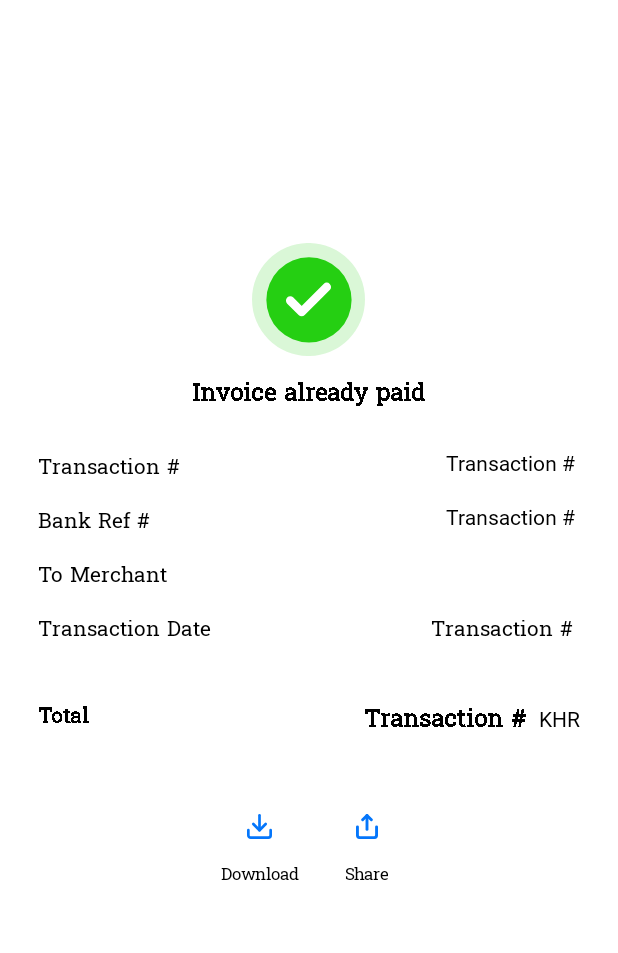
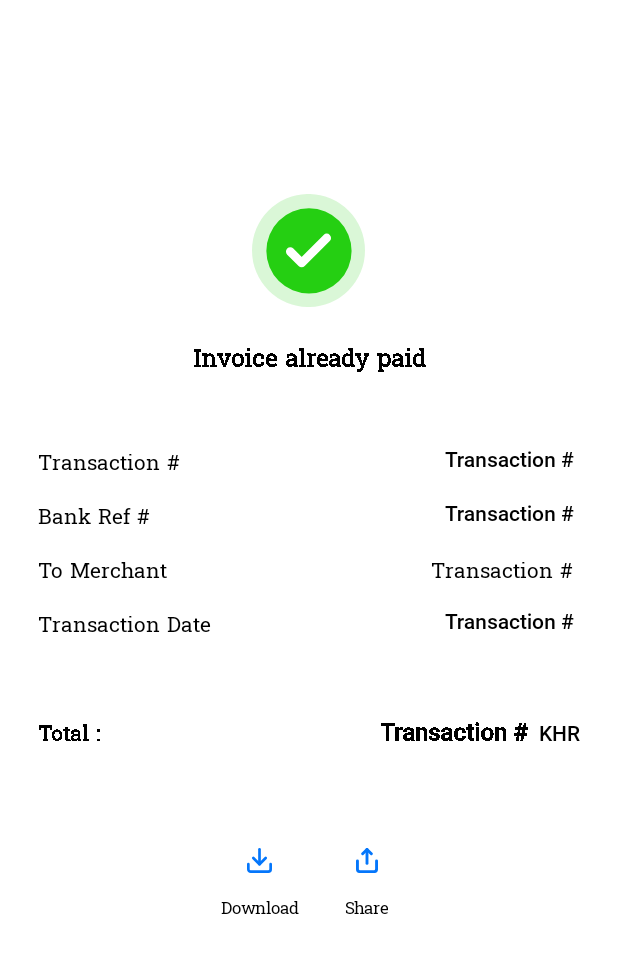
Before and after one commit to VISAL-NY/b24paymentsdk, an Android app: the SuccessActivity screen opened directly, with no data from a screen before it, on a phone screen of 412 x 824 dp. Shown: the top 953 px of the screen. Run offline under Robolectric (Android 15) with nearby library versions, the phone set to English and light mode, and no system bars; our stand-ins replace Picasso; pictures from the network do not load; 47 statements that could not run were skipped.

Commit message:
update success page

```diff
--- a/app/src/main/java/com/example/bill24paymentonline/MainActivity.java
+++ b/app/src/main/java/com/example/bill24paymentonline/MainActivity.java
@@ -33,7 +33,7 @@ public class MainActivity extends AppCompatActivity {
     private String amount;
     private String userRef;
     ResponseModel responseModel;
-    boolean isLightMode=true;
+    boolean isLightMode=false;
 
     @Override
     protected void onCreate(Bundle savedInstanceState) {
--- a/onlinepaymentsdk/src/main/java/com/bill24/onlinepaymentsdk/SuccessActivity.java
+++ b/onlinepaymentsdk/src/main/java/com/bill24/onlinepaymentsdk/SuccessActivity.java
@@ -25,6 +25,7 @@ import android.os.Bundle;
 import android.provider.MediaStore;
 import android.view.View;
 import android.widget.FrameLayout;
+import android.widget.Toast;
 
 import com.bill24.onlinepaymentsdk.customShapeDrawable.CustomShape;
 import com.bill24.onlinepaymentsdk.customShapeDrawable.SelectedState;
@@ -105,7 +106,7 @@ public class SuccessActivity extends AppCompatActivity {
         isLightMode=getIntent().getBooleanExtra(Constant.IS_LIGHT_MODE,false);
         checkoutPageConfigModel=getIntent().getParcelableExtra(Constant.KEY_CHECKOUT_PAGE_CONFIG);
         transactionInfoModel=getIntent().getParcelableExtra(Constant.KEY_TRANSACTION_INFO);
-        //billerModel=getIntent().getParcelableExtra(Constant.KEY_BILLER);
+        billerModel=getIntent().getParcelableExtra(Constant.KEY_BILLER);
 
         ChangLanguage.setLanguage(language,this);
 
@@ -148,10 +149,10 @@ public class SuccessActivity extends AppCompatActivity {
         textToMerchant.setTypeface(typeface);
         textToMerchant.setTextSize(14);
 
-        textTranDate.setTypeface(typeface);
+
         textTranDate.setTextSize(14);
 
-        textTotalAmount.setTypeface(typeface);
+
         textTotalAmount.setTextSize(16);
         textTotalAmount.setPaintFlags(Paint.FAKE_BOLD_TEXT_FLAG);
 
@@ -175,8 +176,13 @@ public class SuccessActivity extends AppCompatActivity {
         textBankRef.setText(transactionInfoModel.getBankRefId());
         textToMerchant.setText(billerModel.getBillerDisplayName());
         textTranDate.setText(transactionInfoModel.getTranDate());
-        textTotalAmount.setText(transactionInfoModel.getTotalAmountDisplay());
+        textTotalAmount.setText(transactionInfoModel.getTranAmountDisplay());
         textCurrency.setText(transactionInfoModel.getCurrency());
+
+    }
+    private void launchDeeplink(String url){
+        Intent intent=new Intent(Intent.ACTION_VIEW, Uri.parse(url));
+        startActivity(intent);
 
     }
 
@@ -239,7 +245,7 @@ public class SuccessActivity extends AppCompatActivity {
             bankRef.setText(transactionInfoModel.getBankRefId());
             merchantName.setText(billerModel.getBillerDisplayName());
             transactionDate.setText(transactionInfoModel.getTranDate());
-            totalAmount.setText(transactionInfoModel.getTotalAmountDisplay());
+            totalAmount.setText(transactionInfoModel.getTranAmountDisplay());
             currency.setText(transactionInfoModel.getCurrency());
 
             //use to update font
@@ -275,10 +281,10 @@ public class SuccessActivity extends AppCompatActivity {
             merchantName.setTypeface(typeface);
             merchantName.setTextSize(14);
 
-            transactionDate.setTypeface(typeface);
+
             transactionDate.setTextSize(14);
 
-            totalAmount.setTypeface(typeface);
+
             totalAmount.setTextSize(16);
             totalAmount.setPaintFlags(Paint.FAKE_BOLD_TEXT_FLAG);
 
@@ -290,8 +296,6 @@ public class SuccessActivity extends AppCompatActivity {
 
             view.layout(0,0,view.getMeasuredWidth(),view.getMeasuredHeight());
             return  Bitmap.createBitmap(view.getMeasuredWidth(),view.getMeasuredHeight(),Bitmap.Config.ARGB_8888);
-
-
 
     }
 
@@ -382,7 +386,6 @@ public class SuccessActivity extends AppCompatActivity {
 
     private void downloadShareContainerShape(){
         if(isLightMode){
-
 
             String bgDownloadShare=lightModeModel.getButton().getActionButton().getBackgroundColor();
             String bgDownloadShareHexa=ConvertColorHexa.convertHex(bgDownloadShare);
@@ -575,14 +578,18 @@ public class SuccessActivity extends AppCompatActivity {
 
         shareContainer.setOnClickListener(v->{
 
-
-
             Bitmap bitmap=convertLayoutToImage(layoutImage);
             Canvas canvas=new Canvas(bitmap);
+
             layoutImage.draw(canvas);
 
             shareKHQR(bitmap);
 
+        });
+
+        buttonDoneContainer.setOnClickListener(v->{
+            //todo lauchdeeplink
+            Toast.makeText(this, "Button done click", Toast.LENGTH_SHORT).show();
         });
 
     }
--- a/onlinepaymentsdk/src/main/java/com/bill24/onlinepaymentsdk/fragment/PaymentMethodFragment.java
+++ b/onlinepaymentsdk/src/main/java/com/bill24/onlinepaymentsdk/fragment/PaymentMethodFragment.java
@@ -182,8 +182,6 @@ public class PaymentMethodFragment extends Fragment
     private void launchDeeplink(String url){
         Intent intent=new Intent(Intent.ACTION_VIEW,Uri.parse(url));
         startActivity(intent);
-
-
 
 
     }
@@ -392,6 +390,7 @@ public class PaymentMethodFragment extends Fragment
                 }
                 break;
             case Bank.MASTERCARD:
+
                 //todo handle when click on mastercard
 
                 break;
--- a/onlinepaymentsdk/src/main/res/layout/activity_success.xml
+++ b/onlinepaymentsdk/src/main/res/layout/activity_success.xml
@@ -31,11 +31,12 @@
 
             <androidx.appcompat.widget.AppCompatTextView
                 android:id="@+id/text_invoice_already_paid_suceess"
-                android:layout_width="wrap_content"
+                android:layout_width="match_parent"
                 android:layout_height="wrap_content"
                 android:text="@string/invoice_already_paid"
                 android:layout_gravity="center"
-                android:layout_marginVertical="10dp"
+                android:layout_marginVertical="20dp"
+                android:gravity="center"
                 android:textColor="@color/black"/>
 
             <View
@@ -47,7 +48,7 @@
             <FrameLayout
                 android:layout_width="match_parent"
                 android:layout_height="wrap_content"
-                android:layout_marginTop="10dp"
+                android:layout_marginTop="20dp"
                 android:layout_marginHorizontal="10dp">
 
                 <androidx.appcompat.widget.AppCompatTextView
@@ -62,7 +63,7 @@
                     android:layout_height="wrap_content"
                     android:text="Transaction # "
                     android:textColor="@color/black"
-                    android:fontFamily="@font/roboto_regular"
+                    android:fontFamily="@font/roboto_medium"
                     android:layout_gravity="right"/>
             </FrameLayout>
             <FrameLayout
@@ -83,7 +84,7 @@
                     android:layout_height="wrap_content"
                     android:text="Transaction # "
                     android:textColor="@color/black"
-                    android:fontFamily="@font/roboto_regular"
+                    android:fontFamily="@font/roboto_medium"
                     android:layout_gravity="right"/>
             </FrameLayout>
             <FrameLayout
@@ -104,6 +105,7 @@
                     android:layout_height="wrap_content"
                     android:text="Transaction # "
                     android:textColor="@color/black"
+                    android:fontFamily="@font/roboto_medium"
                     android:layout_gravity="right"/>
             </FrameLayout>
             <FrameLayout
@@ -124,17 +126,18 @@
                     android:layout_height="wrap_content"
                     android:text="Transaction # "
                     android:textColor="@color/black"
+                    android:fontFamily="@font/roboto_medium"
                     android:layout_gravity="right"/>
             </FrameLayout>
 
             <View
                 android:id="@+id/dash_lin_second_success"
-                android:layout_marginTop="15dp"
+                android:layout_marginTop="25dp"
                 android:layout_width="match_parent"
                 android:layout_height="1dp"
                 android:background="@drawable/dash_line_horizontal"/>
             <FrameLayout
-                android:layout_marginTop="15dp"
+                android:layout_marginTop="20dp"
                 android:layout_width="match_parent"
                 android:layout_height="wrap_content"
                 android:layout_marginHorizontal="10dp">
@@ -158,6 +161,7 @@
                         android:layout_height="wrap_content"
                         android:text="Transaction # "
                         android:textColor="@color/black"
+                        android:fontFamily="@font/roboto_medium"
                         android:layout_marginEnd="3dp"
                         />
 
@@ -166,7 +170,7 @@
                         android:layout_width="wrap_content"
                         android:layout_height="wrap_content"
                         android:textColor="@color/black"
-                        android:fontFamily="@font/roboto_regular"
+                        android:fontFamily="@font/roboto_medium"
                         android:text="KHR"/>
                 </androidx.appcompat.widget.LinearLayoutCompat>
 
@@ -174,7 +178,7 @@
 
             <View
                 android:id="@+id/dash_line_third_success"
-                android:layout_marginTop="15dp"
+                android:layout_marginTop="20dp"
                 android:layout_width="match_parent"
                 android:layout_height="1dp"
                 android:background="@drawable/dash_line_horizontal"/>
@@ -185,7 +189,7 @@
                 android:layout_height="wrap_content"
                 android:orientation="horizontal"
                 android:gravity="center"
-                android:layout_marginTop="20dp">
+                android:layout_marginTop="30dp">
 
                 <RelativeLayout
                     android:layout_width="wrap_content"
@@ -262,7 +266,7 @@
                 android:layout_height="48dp"
                 android:background="#D52C2C"
                 android:layout_marginHorizontal="10dp"
-                android:layout_marginTop="20dp"
+                android:layout_marginTop="30dp"
 
                 >
                 <androidx.appcompat.widget.AppCompatTextView
--- a/onlinepaymentsdk/src/main/res/layout/customer_name_amount_layout.xml
+++ b/onlinepaymentsdk/src/main/res/layout/customer_name_amount_layout.xml
@@ -28,7 +28,7 @@
             android:textSize="17sp"
             android:textColor="@color/black"
             android:fontFamily="@font/nunitosans_extra_bold"
-            android:layout_marginEnd="@dimen/dimen_size7_25"
+            android:layout_marginEnd="3dp"
             />
         <androidx.appcompat.widget.AppCompatTextView
             android:id="@+id/text_khqr_currency"
--- a/onlinepaymentsdk/src/main/res/values/strings.xml
+++ b/onlinepaymentsdk/src/main/res/values/strings.xml
@@ -21,7 +21,7 @@
     <string name="image_unsave">Save image fail !</string>
     <string name="invoice_already_paid">Invoice already paid</string>
     <string name="already">Already</string>
-    <string name="total">Total</string>
+    <string name="total">Total :</string>
     <string name="transaction_date">Transaction Date</string>
     <string name="transaction">Transaction #</string>
     <string name="bank_ref">Bank Ref #</string>
```
Also changed, not shown: onlinepaymentsdk/src/main/java/com/bill24/onlinepaymentsdk/bottomsheetDialogFragment/BottomSheet.java (+7 -9 lines), onlinepaymentsdk/src/main/res/layout/download_share_success_image_layout.xml (+21 -12 lines), 1 other file.
